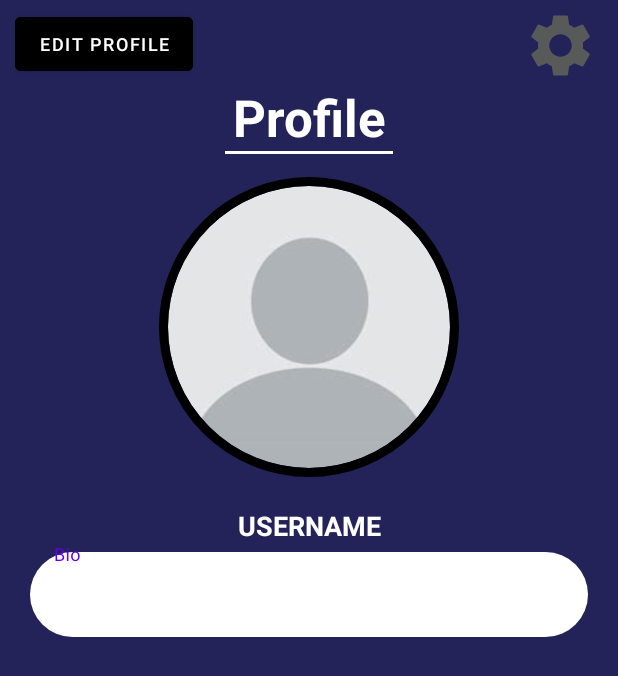
After one commit to gbouzon/local_game_match_machine, an Android app: the layout activity_profile.xml on its own in the app's theme, with its tools: preview values and no code run, on a phone screen of 412 x 824 dp. The commit adds this screen. Shown: the top 676 px of the screen. Run offline under Robolectric (Android 15) with nearby library versions, the phone set to English and light mode, and no system bars.

Commit message:
Added UI elements

```diff
--- /dev/null
+++ b/program/LGMM/app/src/main/res/drawable/ic_settings.xml
@@ -0,0 +1,10 @@
+<vector xmlns:android="http://schemas.android.com/apk/res/android"
+    android:width="24dp"
+    android:height="24dp"
+    android:viewportWidth="24"
+    android:viewportHeight="24"
+    android:tint="#585959">
+  <path
+      android:fillColor="@android:color/white"
+      android:pathData="M19.14,12.94c0.04,-0.3 0.06,-0.61 0.06,-0.94c0,-0.32 -0.02,-0.64 -0.07,-0.94l2.03,-1.58c0.18,-0.14 0.23,-0.41 0.12,-0.61l-1.92,-3.32c-0.12,-0.22 -0.37,-0.29 -0.59,-0.22l-2.39,0.96c-0.5,-0.38 -1.03,-0.7 -1.62,-0.94L14.4,2.81c-0.04,-0.24 -0.24,-0.41 -0.48,-0.41h-3.84c-0.24,0 -0.43,0.17 -0.47,0.41L9.25,5.35C8.66,5.59 8.12,5.92 7.63,6.29L5.24,5.33c-0.22,-0.08 -0.47,0 -0.59,0.22L2.74,8.87C2.62,9.08 2.66,9.34 2.86,9.48l2.03,1.58C4.84,11.36 4.8,11.69 4.8,12s0.02,0.64 0.07,0.94l-2.03,1.58c-0.18,0.14 -0.23,0.41 -0.12,0.61l1.92,3.32c0.12,0.22 0.37,0.29 0.59,0.22l2.39,-0.96c0.5,0.38 1.03,0.7 1.62,0.94l0.36,2.54c0.05,0.24 0.24,0.41 0.48,0.41h3.84c0.24,0 0.44,-0.17 0.47,-0.41l0.36,-2.54c0.59,-0.24 1.13,-0.56 1.62,-0.94l2.39,0.96c0.22,0.08 0.47,0 0.59,-0.22l1.92,-3.32c0.12,-0.22 0.07,-0.47 -0.12,-0.61L19.14,12.94zM12,15.6c-1.98,0 -3.6,-1.62 -3.6,-3.6s1.62,-3.6 3.6,-3.6s3.6,1.62 3.6,3.6S13.98,15.6 12,15.6z"/>
+</vector>
--- /dev/null
+++ b/program/LGMM/app/src/main/res/layout/activity_profile.xml
@@ -0,0 +1,88 @@
+<?xml version="1.0" encoding="utf-8"?>
+<LinearLayout xmlns:android="http://schemas.android.com/apk/res/android"
+    android:layout_width="match_parent"
+    android:layout_height="match_parent"
+    xmlns:app="http://schemas.android.com/apk/res-auto"
+    android:orientation="vertical"
+    android:background="@color/darkBlue">
+
+    <LinearLayout
+        android:layout_width="match_parent"
+        android:layout_height="wrap_content"
+        android:orientation="horizontal"
+        android:layout_marginHorizontal="10dp">
+
+        <Button
+            android:id="@+id/button"
+            android:layout_width="wrap_content"
+            android:layout_height="wrap_content"
+            android:text="Edit Profile"
+            android:textSize="12sp"
+            android:textAlignment="center"
+            android:textColor="@color/white"
+            android:layout_marginTop="5dp"
+            android:backgroundTint="@color/black"/>
+
+        <ImageButton
+            android:layout_width="50dp"
+            android:layout_height="50dp"
+            android:layout_marginLeft="220dp"
+            android:layout_marginTop="5dp"
+            android:background="@drawable/ic_settings"/>
+
+    </LinearLayout>
+
+    <TextView
+        android:id="@+id/textView2"
+        android:layout_width="match_parent"
+        android:layout_height="wrap_content"
+        android:text="Profile"
+        android:textSize="34sp"
+        android:textStyle="bold"
+        android:textAlignment="center"
+        android:textColor="@color/white"/>
+
+    <View
+        android:layout_width="match_parent"
+        android:layout_height="2dp"
+        android:background="@color/white"
+        android:layout_marginHorizontal="150dp"
+        android:layout_marginBottom="15dp"/>
+
+    <de.hdodenhof.circleimageview.CircleImageView
+        android:layout_gravity="center_horizontal"
+        android:id="@+id/userImage"
+        android:layout_width="200dp"
+        android:layout_height="200dp"
+        android:layout_marginBottom="20dp"
+        android:src="@drawable/profile_pic"
+        app:civ_border_color="@color/black"
+        app:civ_border_width="6dp"/>
+
+    <TextView
+        android:id="@+id/textView3"
+        android:layout_width="match_parent"
+        android:layout_height="wrap_content"
+        android:text="USERNAME"
+        android:textAlignment="center"
+        android:textSize="18sp"
+        android:textStyle="bold"
+        android:textColor="@color/white"/>
+
+    <com.google.android.material.textfield.TextInputLayout
+        android:layout_width="match_parent"
+        style="@style/Widget.MaterialComponents.TextInputLayout.OutlinedBox"
+        android:layout_height="wrap_content"
+        android:layout_marginHorizontal="20dp">
+
+        <com.google.android.material.textfield.TextInputEditText
+            android:id="@+id/bioTextInput"
+            android:layout_width="match_parent"
+            android:layout_height="wrap_content"
+            android:hint="Bio"
+            android:inputType="textMultiLine"
+            android:background="@drawable/rounded_corners"
+        />
+    </com.google.android.material.textfield.TextInputLayout>
+
+</LinearLayout>
```
Also changed, not shown: program/LGMM/app/src/main/res/drawable/circle.xml (added, +13 -0 lines), program/LGMM/app/src/main/res/drawable/hexagon.xml (added, +13 -0 lines), program/LGMM/app/src/main/res/layout/activity_friend_profile.xml (added, +87 -0 lines), program/LGMM/app/src/main/res/layout/activity_home.xml (+90 -13 lines), program/LGMM/app/src/main/res/layout/nearby_friend_row.xml (+31 -18 lines).
